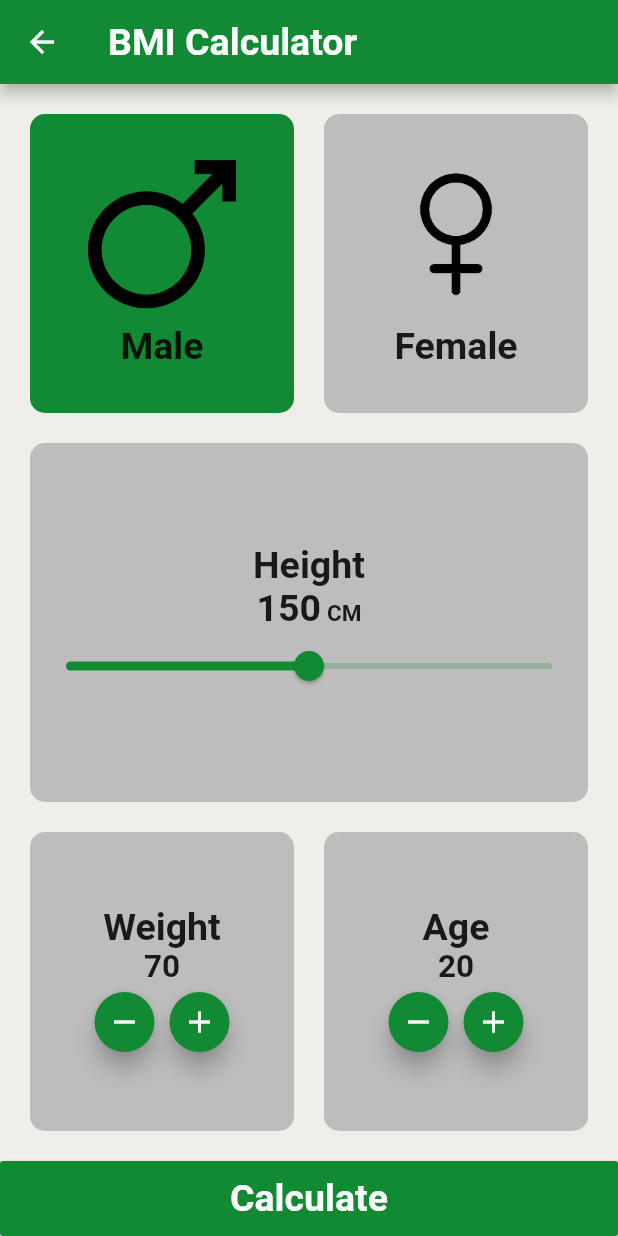
After one commit to atarek67/health_bot_flutter_app, a Flutter app: the BmiScreen screen opened directly, on a phone screen of 412 x 824 dp. The commit adds this screen. Run offline on Flutter 3.47's test engine with Material 2 defaults, Android fonts, the phone set to English and light mode, and no system bars; our stand-ins replace animated_splash_screen, bloc, cloud_firestore, dio, firebase_auth, firebase_core and 2 more; accounts and stored records are empty.

Commit message:
Health Bot App bmi

```diff
--- /dev/null
+++ b/lib/bmi_result.dart
@@ -0,0 +1,61 @@
+import 'package:flutter/material.dart';
+import 'package:flutter_hex_color/flutter_hex_color.dart';
+
+class BmiResultScreen extends StatelessWidget {
+
+  final int result;
+  final bool isMale;
+  final int age;
+  const BmiResultScreen({Key? key, required this.result, required this.isMale, required this.age}) : super(key: key);
+
+
+  @override
+  Widget build(BuildContext context) {
+    return Scaffold(
+      backgroundColor: HexColor('#EFEEE9'),
+      appBar: AppBar(
+        title: const Text(
+          'Results',
+        ),
+      ),
+      body: Center(
+        child: Column(
+          mainAxisAlignment: MainAxisAlignment.center,
+          children: [
+            Text(
+              'Gender: ${isMale ? 'Male ' : 'Female'}',
+              style:const TextStyle(
+                fontSize: 25.0,
+                fontWeight: FontWeight.bold,
+                color: Colors.black,
+              ),
+            ),
+            Text(
+              'Age: $age',
+              style: const TextStyle(
+                fontSize: 25.0,
+                fontWeight: FontWeight.bold,
+                color: Colors.black,
+              ),
+            ),
+            Text(
+              'Result: $result',
+              style: const TextStyle(
+                fontSize: 25.0,
+                fontWeight: FontWeight.bold,
+                color: Colors.black,
+              ),
+            ),
+
+            Image(
+              image: AssetImage('assets/bmi2.png'),
+              height:400.0,
+              width: 400.0,
+            ),
+
+          ],
+        ),
+      ),
+    );
+  }
+}
--- /dev/null
+++ b/lib/bmi_screem.dart
@@ -0,0 +1,356 @@
+import 'dart:math';
+import 'package:flutter/material.dart';
+import 'package:flutter_hex_color/flutter_hex_color.dart';
+import 'bmi_result.dart';
+
+class BmiScreen extends StatefulWidget {
+  const BmiScreen({Key? key}) : super(key: key);
+
+  @override
+  _BmiScreenState createState() => _BmiScreenState();
+}
+
+class _BmiScreenState extends State<BmiScreen> {
+
+  int weight = 70;
+  double height = 150.0;
+  bool isMale=true;
+  int age = 20;
+  @override
+  Widget build(BuildContext context) {
+    return Scaffold(
+      backgroundColor: HexColor('#EFEEE9'),
+      appBar: AppBar(
+        title: const Text(
+          'BMI Calculator',
+          style: TextStyle(
+            color: Colors.white,
+            fontSize: 25.0,
+            fontWeight: FontWeight.bold,
+          ),
+
+        ),
+      ),
+      body: Column(
+        children: [
+
+          //1.0
+          Expanded(
+            child: Padding(
+              padding: const EdgeInsets.all(20.0),
+              child: Row(
+                children: [
+                  Expanded(
+                    child: GestureDetector(
+                      onTap: (){
+
+                        setState(() {
+
+                          isMale=true;
+                        });
+                      },
+                      child: Container(
+                        child: Column(
+                          mainAxisAlignment: MainAxisAlignment.center,
+                          children:const [
+                            Image(
+                              image: AssetImage('assets/male.png'),
+                              height:100.0,
+                              width: 100.0,
+                            ),
+                            SizedBox(
+                              height: 10,
+                            ),
+                            Text(
+                              'Male',
+                              style: TextStyle(
+                                fontSize: 25.0,
+                                fontWeight: FontWeight.bold,
+                              ),
+                            ),
+                          ],
+                        ),
+                        decoration: BoxDecoration(
+                          borderRadius: BorderRadius.circular(10.0,),
+                          color:isMale? Color.fromARGB(255, 17, 138, 51) : Colors.grey[400],
+                        ),
+                      ),
+                    ),
+                  ),
+                  const SizedBox(width: 20.0,),
+                  Expanded(
+                    child: GestureDetector(
+                      onTap: (){
+                        setState(() {
+                          isMale=false;
+                        });
+                      },
+                      child: Container(
+                        child: Column(
+
+                          mainAxisAlignment: MainAxisAlignment.center,
+                          children:const [
+                            Image(
+                              image: AssetImage('assets/f.png'),
+                              height:100.0,
+                              width: 100.0,
+                            ),
+                            SizedBox(
+                              height: 10,
+                            ),
+                            Text(
+                              'Female',
+                              style: TextStyle(
+                                fontSize: 25.0,
+                                fontWeight: FontWeight.bold,
+                              ),
+                            ),
+                          ],
+                        ),
+                        decoration: BoxDecoration(
+                          borderRadius: BorderRadius.circular(10.0,),
+                          color:isMale? Colors.grey[400] : Color.fromARGB(255, 17, 138, 51) ,
+                        ),
+                      ),
+                    ),
+                  ),
+                ],
+              ),
+            ),
+          ),//1.0
+
+          //2.0
+          Expanded(
+            child: Padding(
+              padding: const EdgeInsets.symmetric(
+                horizontal: 20.0,
+              ),
+              child: Container(
+                child: Column(
+                  mainAxisAlignment: MainAxisAlignment.center,
+                  children: [
+                    const Text(
+                      'Height',
+                      style: TextStyle(
+                        color: Colors.black87,
+                        fontSize: 25.0,
+                        fontWeight: FontWeight.bold,
+                      ),
+                    ),//Height
+                    Row(
+                      crossAxisAlignment: CrossAxisAlignment.baseline,
+                      mainAxisAlignment: MainAxisAlignment.center,
+                      textBaseline: TextBaseline.alphabetic,
+                      children: [
+                        Text(
+                          '${height.round()}',
+                          style: const TextStyle(
+                            color: Colors.black87,
+                            fontSize: 25.0,
+                            fontWeight: FontWeight.bold,
+                          ),
+                        ),
+                        const SizedBox(width: 4.0,),
+                        const Text(
+                          'CM',
+                          style:  TextStyle(
+                            color: Colors.black87,
+                            fontSize: 15.0,
+                            fontWeight: FontWeight.bold,
+                          ),
+                        ),
+                      ],
+                    ),//180cm
+                    Slider(
+                      value: height,
+                      max: 220.0,
+                      min: 80.0,
+                      onChanged:(value)
+                      {
+                        setState(() {
+                          height=value;
+                        });
+                      },),
+                  ],
+                ),
+                decoration: BoxDecoration(
+                  borderRadius: BorderRadius.circular(10.0,),
+                  color: Colors.grey[400],
+                ),
+              ),
+            ),
+          ),//2.0
+
+          //3.0
+          Expanded(
+            child: Padding(
+              padding: const EdgeInsets.all(20.0),
+              child: Row(
+                children: [
+                  Expanded(
+                    child: Container(
+                      child: Column(
+                        mainAxisAlignment: MainAxisAlignment.center,
+                        //crossAxisAlignment: CrossAxisAlignment.center,
+                        children: [
+                          const Text(
+                            'Weight',
+                            style: TextStyle(
+                              color: Colors.black87,
+                              fontSize: 25.0,
+                              fontWeight: FontWeight.bold,
+                            ),
+                          ),
+                          Text(
+                            '$weight',
+                            style: const TextStyle(
+                              color: Colors.black87,
+                              fontSize: 21.0,
+                              fontWeight: FontWeight.bold,
+                            ),
+                          ),
+                          Row(
+                            mainAxisAlignment: MainAxisAlignment.center,
+                            children: [
+                              FloatingActionButton(
+
+                                onPressed: (){
+                                  setState(() {
+                                    weight--;
+                                  });
+                                },
+                                backgroundColor:Color.fromARGB(255, 17, 138, 51),
+                                heroTag: 'weight-',
+                                mini: true,
+                                child:const Icon(
+                                  Icons.remove,
+                                ),
+                              ),
+                              const SizedBox(width: 2.0,),
+                              FloatingActionButton(
+                                onPressed: (){
+                                  setState(() {
+                                    weight++;
+                                  });
+                                },
+                                backgroundColor: Color.fromARGB(255, 17, 138, 51),
+                                heroTag: 'weight+',
+                                mini: true,
+                                child:const Icon(
+                                  Icons.add,
+                                ),
+                              ),
+                            ],
+                          ),
+                        ],
+                      ),
+                      decoration: BoxDecoration(
+                        borderRadius: BorderRadius.circular(10.0,),
+                        color: Colors.grey[400],
+                      ),
+                    ),
+                  ),
+                  const SizedBox(width: 20.0,),
+                  Expanded(
+                    child: Container(
+                      child: Column(
+                        mainAxisAlignment: MainAxisAlignment.center,
+                        //crossAxisAlignment: CrossAxisAlignment.center,
+                        children: [
+                          const Text(
+                            'Age',
+                            style: TextStyle(
+                              color: Colors.black87,
+                              fontSize: 25.0,
+                              fontWeight: FontWeight.bold,
+                            ),
+                          ),
+                          Text(
+                            '$age',
+                            style: const TextStyle(
+                              color: Colors.black87,
+                              fontSize: 21.0,
+                              fontWeight: FontWeight.bold,
+                            ),
+                          ),
+                          Row(
+                            mainAxisAlignment: MainAxisAlignment.center,
+                            children: [
+                              FloatingActionButton(
+                                onPressed: (){
+                                  setState(() {
+                                    age--;
+                                  });
+                                },
+                                backgroundColor: Color.fromARGB(255, 17, 138, 51),
+                                heroTag: 'age-',
+                                mini: true,
+                                child:const Icon(
+                                  Icons.remove,
+                                ),
+                              ),
+                              const SizedBox(width: 2.0,),
+                              FloatingActionButton(
+                                onPressed: (){
+                                  setState(() {
+                                    age++;
+                                  });
+                                },
+                                backgroundColor:Color.fromARGB(255, 17, 138, 51),
+                                heroTag: 'age+',
+                                mini: true,
+                                child:const Icon(
+                                  Icons.add,
+                                ),
+                              ),
+                            ],
+                          ),
+                        ],
+                      ),
+                      decoration: BoxDecoration(
+                        borderRadius: BorderRadius.circular(10.0,),
+                        color: Colors.grey[400],
+                      ),
+                    ),
+                  ),
+                ],
+              ),
+            ),
+          ),//3.0
+
+          //4.0
+          SizedBox(
+            width: double.infinity,
+            child: MaterialButton(
+              height: 50.0,
+              color: Color.fromARGB(255, 17, 138, 51),
+              onPressed: (){
+                var result = weight / (pow(height / 100,2));
+                print(result.round());
+
+                Navigator.push(
+                  context,
+                  MaterialPageRoute(
+                    builder:(context)=> BmiResultScreen(
+                      age:age,
+                      isMale:isMale,
+                      result:result.round(),
+                    ),
+                  ),
+                );
+              },
+              child:const Text(
+                'Calculate',
+                style: TextStyle(
+                  color: Colors.white,
+                  fontSize: 25.0,
+                  fontWeight: FontWeight.bold,
+                ),
+              ),
+            ),
+          ),//4.0
+        ],
+      ),
+    );
+  }
+}
--- a/lib/components/drawer.dart
+++ b/lib/components/drawer.dart
@@ -1,12 +1,11 @@
 import 'package:flutter/material.dart';
 import 'package:flutter_bloc/flutter_bloc.dart';
 import 'package:flutter_hex_color/flutter_hex_color.dart';
-import 'package:natural/components/constants/constants.dart';
+import 'package:natural/bmi_screem.dart';
 import 'package:natural/view/chatboot.dart';
 import 'package:natural/view/disease/all_disease.dart';
 import 'package:natural/view/plan.dart';
 import 'package:natural/view/work_out.dart';
-
 import '../bloc/chatboot/chatboot_bloc.dart';
 import '../bloc/macro_disease_calculator/macro_calculator_bloc.dart';
 import '../bloc/workout_plan/workout_bloc.dart';
@@ -69,6 +68,13 @@ class drawer extends StatelessWidget{
             Navigator.push(context, MaterialPageRoute(builder:(context)=>Chatboot()));
           }),
           const SizedBox(height: 25,),
+          _drawe_button('BMI', () {
+            BlocProvider<ChatbootBloc>(
+              create: (_) => ChatbootBloc(),
+            );
+            Navigator.push(context, MaterialPageRoute(builder:(context)=>BmiScreen()));
+          }),
+          const SizedBox(height: 25,),
           _drawe_button('Sign Out',() {
             BlocProvider<ChatbootBloc>(
               create: (_) => ChatbootBloc(),
@@ -94,6 +100,7 @@ class _drawe_button extends StatelessWidget{
     return Container(
       margin: const EdgeInsets.only(left: 30),
       child: GestureDetector(
+
         child: Text(title,style: const TextStyle(color: Colors.black,fontWeight: FontWeight.bold,fontSize: 18),),
         onTap: function,
       ),
--- a/lib/view/create_account/fat_history.dart
+++ b/lib/view/create_account/fat_history.dart
@@ -36,10 +36,10 @@ class Fat_disease_history extends StatelessWidget {
                   bloc.user_model.doNaturalPlanBefore =check;
                 }),
             const SizedBox(height: 30,),
-            Text_filled(bloc.goal_weight, 'Goal', false,keyboard_type: TextInputType.number,),
+            Text_filled(bloc.goal_weight, 'Weight Goal', false,keyboard_type: TextInputType.number,),
             const SizedBox(height: 20,),
             //have Chronic Disease
-            Check_box('Do You Have Any Chronic Disease ?',
+            Check_box('Do You Have Any Disease ?',
                     (check){
                   bloc.add(Show_ChronicDiseaseEvent(check));
                }),
@@ -93,7 +93,7 @@ class Fat_disease_history extends StatelessWidget {
 
 class _List_view extends StatelessWidget{
 
-  List<String> list = ['Anxiety','Diabetes','Depression','Endometriosis'];
+  List<String> list = ['Anxiety','Diabetes','Depression','Anemia'];
   SignupBloc bloc;
   _List_view(this.bloc);
 
--- a/lib/view/home.dart
+++ b/lib/view/home.dart
@@ -38,6 +38,7 @@ class Home extends StatelessWidget{
          ],
        ),
       body: SingleChildScrollView(
+        physics: BouncingScrollPhysics(),
         child: Padding(
           padding: const EdgeInsets.all(10),
           child: Column(
--- a/lib/view/macro_calculator.dart
+++ b/lib/view/macro_calculator.dart
@@ -21,7 +21,9 @@ class Macro_calculator extends StatelessWidget{
 
     return Scaffold(
       backgroundColor: HexColor('#EFEEE9'),
-     body:Column(
+     body:
+
+     Column(
        children: [
          const SizedBox(height: 20,),
          _textFiled(bloc),
@@ -64,6 +66,7 @@ class _List_view extends StatelessWidget{
   Widget build(BuildContext context) {
     return Expanded(
         child: ListView.builder(
+          physics: BouncingScrollPhysics(),
             itemCount:bloc.search_macro_list.length ,
             itemBuilder: (context,index){
               return Card(
@@ -151,13 +154,14 @@ class _textFiled extends StatelessWidget{
             contentPadding: EdgeInsets.only(right:0 ),
           hintText: 'Search...',
           hintStyle: TextStyle(
-            color: Color.fromARGB(255, 17, 138, 51)
+            color: Color.fromARGB(255, 17, 138, 51),
+            fontSize: 18.0,
           ),
           focusedBorder: OutlineInputBorder(borderSide: BorderSide(color:Color.fromARGB(255, 17, 138, 51),width: 0),
+              borderRadius: BorderRadius.all(Radius.circular(10))),
+          enabledBorder: OutlineInputBorder(borderSide: BorderSide(color: Colors.black,width: 2),
               borderRadius: BorderRadius.all(Radius.circular(20))),
-          enabledBorder: OutlineInputBorder(borderSide: BorderSide(color: Colors.white,width: 2),
-              borderRadius: BorderRadius.all(Radius.circular(20))),
-          prefixIcon: Icon(Icons.search,size: 20,),
+          prefixIcon: Icon(Icons.search,size: 20,color: Colors.black,),
         ),
         cursorColor: const Color.fromARGB(255, 17, 138, 51),
         controller: bloc.search_text,
```
Also changed, not shown: assets/bmi.png (added), assets/bmi2.png (added), assets/f.png (added), assets/female.png (added), assets/m.png (added), assets/male.png (added).
